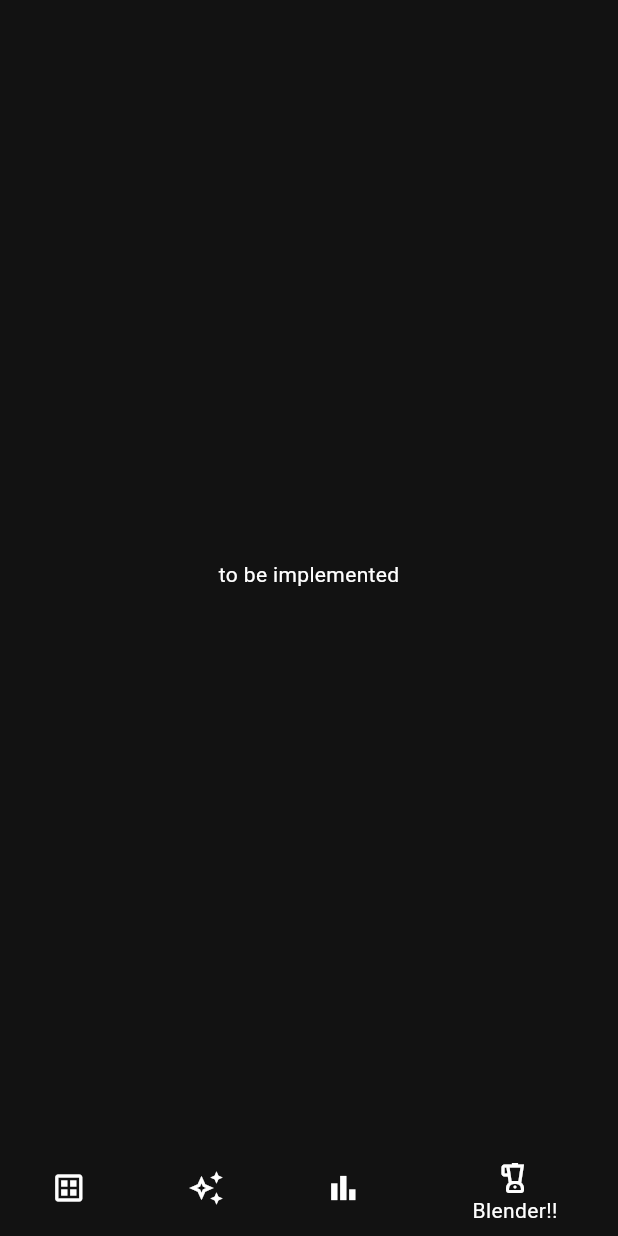
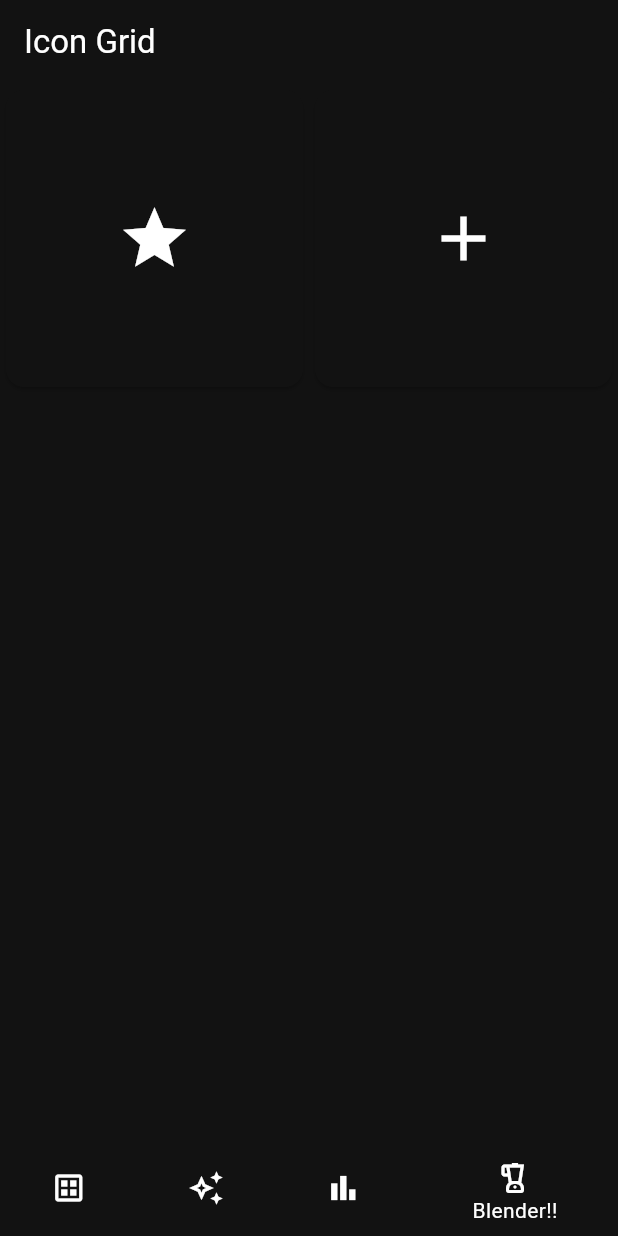
Before and after one commit to cueltschey/squared_away, a Flutter app: the screen it shows after launch, item 4 of the bottom bar chosen, on a phone screen of 412 x 824 dp. Run offline on Flutter 3.47's test engine with Material 3 defaults, Android fonts, the phone set to English and light mode, and no system bars; our stand-ins replace file_picker, fl_chart, flutter_colorpicker, flutter_markdown, pie_chart.

Commit message:
fixed bugs and added options screen

```diff
--- a/lib/main.dart
+++ b/lib/main.dart
@@ -7,6 +7,7 @@ import 'list.dart';
 import 'dart:convert';
 import 'dart:io';
 import 'package:path_provider/path_provider.dart';
+import 'package:squared_away/options.dart';
 
 void main() {
   runApp(const SquaredAway());
@@ -138,16 +139,6 @@ class _HomePageState extends State<HomePage> {
     Map<String, dynamic> allData = await _readData();
     setState(() {
       if (allData['tasks'] == null) {
-        /*
-        tasks  = List.generate(5, (index) {
-          return {
-            'name': 'Example Task',
-            'index': index,
-            'hidden': false,
-            'color': Colors.indigo
-          };
-        });
-         */
         tasks = [
           {
             'name': 'Workout',
@@ -301,7 +292,7 @@ class _HomePageState extends State<HomePage> {
         currentWidget = Statistics(taskList: tasks, squareData: squareData);
         break;
       case 3:
-        currentWidget = Text("to be implemented");
+        currentWidget = Options();
         break;
       default:
         currentWidget = const SizedBox.shrink(); // Handle any unexpected index
--- /dev/null
+++ b/lib/options.dart
@@ -0,0 +1,40 @@
+import 'package:flutter/material.dart';
+
+class Options extends StatelessWidget {
+  List<Widget> options = [
+    Text("one"),
+    Text("two")
+  ];
+
+  List<Icon> icons = [
+    Icon(Icons.star, size: 50.0),
+    Icon(Icons.add, size: 50.0),
+  ];
+
+  @override
+  Widget build(BuildContext context) {
+    return Scaffold(
+      appBar: AppBar(
+        title: Text('Icon Grid'),
+      ),
+      body: GridView.count(
+        crossAxisCount: 2,
+        children: List.generate(options.length, (index) {
+          return GestureDetector(
+            onTap: () {
+              Navigator.push(
+                context,
+                MaterialPageRoute(builder: (context) => options[index]),
+              );
+            },
+            child: Card(
+              child: Center(
+                child: icons[index],
+              ),
+            ),
+          );
+        }),
+      ),
+    );
+  }
+}
--- a/lib/statistics.dart
+++ b/lib/statistics.dart
@@ -413,8 +413,6 @@ class StatisticsLineChartState extends State<StatisticsLineChart> {
                 child: Padding(
                   padding: const EdgeInsets.only(right: 16, left: 6),
                   child: SizedBox(
-                    height: 100,
-                    width: MediaQuery.of(context).size.width,
                     child: _LineChart(monthData: widget.monthData,),
                   )
                 ),
```
Also changed, not shown: lib/journal.dart (+4 -4 lines).
